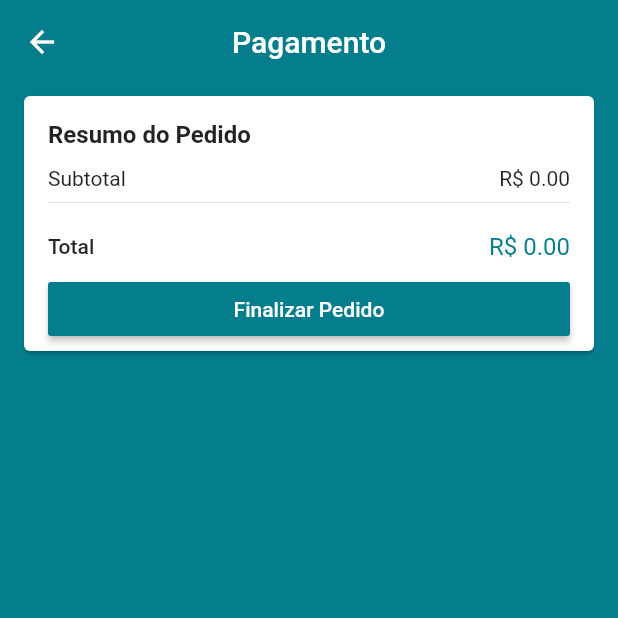
After one commit to joaopaulovieira-dev/loja_online_jpvp, a Flutter app: the CheckoutScreen screen opened by its route, after a tap on "Finalizar Pedido", on a phone screen of 412 x 824 dp, the top half of it. The commit adds this screen. Run offline on Flutter 3.47's test engine with Material 2 defaults, Android fonts, the phone set to English and light mode, and no system bars; our stand-ins replace brasil_fields, carousel_pro, cloud_firestore, dio, firebase_auth, firebase_storage and 4 more; missing offline and left inert: alphabet_list_scroll_view; accounts and stored records are empty.

Commit message:
108. Criando a Tela de Checkout

```diff
--- a/lib/main.dart
+++ b/lib/main.dart
@@ -8,6 +8,7 @@ import 'package:loja_online_jpvp/models/user_manager.dart';
 import 'package:loja_online_jpvp/screens/address/address_screen.dart';
 import 'package:loja_online_jpvp/screens/base/base_screen.dart';
 import 'package:loja_online_jpvp/screens/cart/cart_screen.dart';
+import 'package:loja_online_jpvp/screens/checkout/checkout_screen.dart';
 import 'package:loja_online_jpvp/screens/edit_product/edit_product_screen.dart';
 import 'package:loja_online_jpvp/screens/login/login_screen.dart';
 import 'package:loja_online_jpvp/screens/product/product_screen.dart';
@@ -72,6 +73,8 @@ class MyApp extends StatelessWidget {
               return MaterialPageRoute(builder: (_) => CartScreen());
             case '/address':
               return MaterialPageRoute(builder: (_) => AddressScreen());
+            case '/checkout':
+              return MaterialPageRoute(builder: (_) => CheckoutScreen());
             case '/edit_product':
               return MaterialPageRoute(
                   builder: (_) =>
--- /dev/null
+++ b/lib/models/checkout_manager.dart
@@ -0,0 +1,11 @@
+import 'package:flutter/cupertino.dart';
+import 'package:loja_online_jpvp/models/cart_manager.dart';
+
+class CheckoutManager extends ChangeNotifier {
+  CartManager cartManager;
+
+  // ignore: use_setters_to_change_properties
+  void updateCart(CartManager cartManager) {
+    this.cartManager = cartManager;
+  }
+}
--- a/lib/screens/address/address_screen.dart
+++ b/lib/screens/address/address_screen.dart
@@ -19,7 +19,11 @@ class AddressScreen extends StatelessWidget {
             builder: (_, cartManager, __) {
               return PriceCard(
                 buttonText: 'Continuar para o Pagamento',
-                onPressed: cartManager.isAddressValid ? () {} : null,
+                onPressed: cartManager.isAddressValid
+                    ? () {
+                        Navigator.of(context).pushNamed('/checkout');
+                      }
+                    : null,
               );
             },
           ),
--- /dev/null
+++ b/lib/screens/checkout/checkout_screen.dart
@@ -0,0 +1,31 @@
+import 'package:flutter/material.dart';
+import 'package:loja_online_jpvp/common/price_card.dart';
+import 'package:loja_online_jpvp/models/cart_manager.dart';
+import 'package:loja_online_jpvp/models/checkout_manager.dart';
+import 'package:provider/provider.dart';
+
+class CheckoutScreen extends StatelessWidget {
+  @override
+  Widget build(BuildContext context) {
+    return ChangeNotifierProxyProvider<CartManager, CheckoutManager>(
+      create: (_) => CheckoutManager(),
+      update: (_, cartManager, checkoutManager) =>
+          checkoutManager..updateCart(cartManager),
+      lazy: false,
+      child: Scaffold(
+        appBar: AppBar(
+          title: const Text('Pagamento'),
+          centerTitle: true,
+        ),
+        body: ListView(
+          children: <Widget>[
+            PriceCard(
+              buttonText: 'Finalizar Pedido',
+              onPressed: () {},
+            )
+          ],
+        ),
+      ),
+    );
+  }
+}
```
